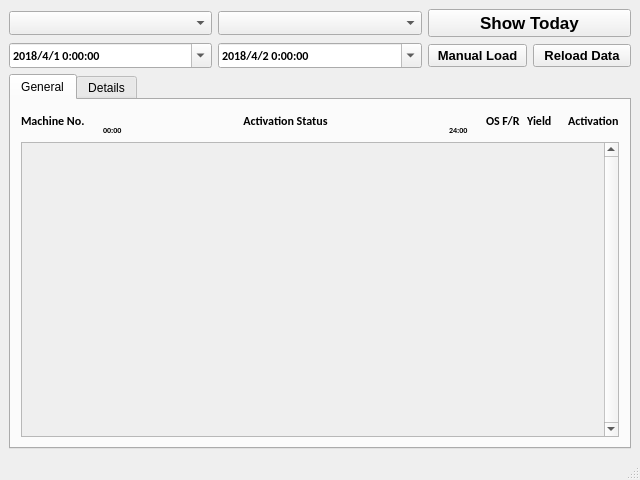
The window that face/gfc_electrical_failure_monitor/activation_monitor.ui (zylo117/ZombieZoo) describes before a commit, drawn with Qt 5.
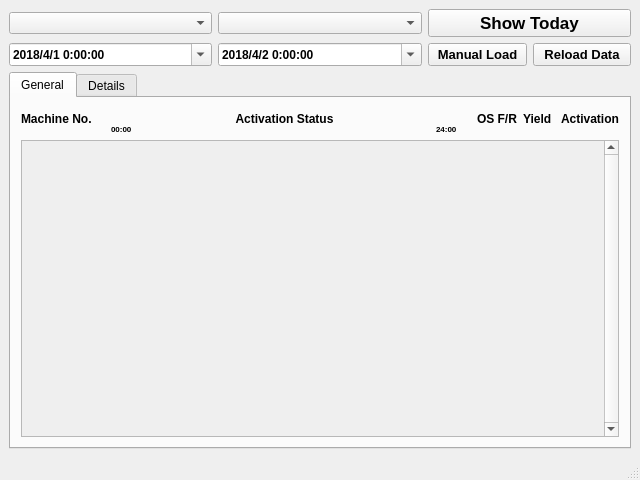
The same window after the commit. The open tabs and pages were chosen to show the change. Icons and pictures are not drawn.

Diff of the .ui file:
```diff
--- a/face/gfc_electrical_failure_monitor/activation_monitor.ui
+++ b/face/gfc_electrical_failure_monitor/activation_monitor.ui
@@ -34,7 +34,7 @@
          <widget class="QPushButton" name="manual_load_data">
           <property name="font">
            <font>
-            <family>Lucida Grande</family>
+            <family>Helvetica Neue</family>
             <pointsize>10</pointsize>
             <weight>75</weight>
             <bold>true</bold>
@@ -49,7 +49,7 @@
          <widget class="QPushButton" name="reload">
           <property name="font">
            <font>
-            <family>Lucida Grande</family>
+            <family>Helvetica Neue</family>
             <pointsize>10</pointsize>
             <weight>75</weight>
             <bold>true</bold>
@@ -66,7 +66,7 @@
        <widget class="QComboBox" name="mac_type_select">
         <property name="font">
          <font>
-          <family>Calibri</family>
+          <family>Helvetica Neue</family>
           <weight>75</weight>
           <bold>true</bold>
          </font>
@@ -77,7 +77,7 @@
        <widget class="QComboBox" name="category_select">
         <property name="font">
          <font>
-          <family>Calibri</family>
+          <family>Helvetica Neue</family>
           <weight>75</weight>
           <bold>true</bold>
          </font>
@@ -91,7 +91,7 @@
        <widget class="QDateTimeEdit" name="from_time">
         <property name="font">
          <font>
-          <family>Calibri</family>
+          <family>Helvetica Neue</family>
           <weight>75</weight>
           <bold>true</bold>
          </font>
@@ -118,7 +118,7 @@
        <widget class="QDateTimeEdit" name="to_time">
         <property name="font">
          <font>
-          <family>Calibri</family>
+          <family>Helvetica Neue</family>
           <weight>75</weight>
           <bold>true</bold>
          </font>
@@ -160,6 +160,11 @@
     </item>
     <item>
      <widget class="QTabWidget" name="tabWidget">
+      <property name="font">
+       <font>
+        <family>Helvetica Neue</family>
+       </font>
+      </property>
       <property name="currentIndex">
        <number>1</number>
       </property>
@@ -192,7 +197,7 @@
             </property>
             <property name="font">
              <font>
-              <family>Calibri</family>
+              <family>Helvetica Neue</family>
               <pointsize>9</pointsize>
               <weight>75</weight>
               <bold>true</bold>
@@ -207,7 +212,7 @@
            <widget class="QLabel" name="label_3">
             <property name="font">
              <font>
-              <family>Calibri</family>
+              <family>Helvetica Neue</family>
               <weight>75</weight>
               <bold>true</bold>
              </font>
@@ -221,7 +226,7 @@
            <widget class="QLabel" name="from_time_stamp">
             <property name="font">
              <font>
-              <family>Calibri</family>
+              <family>Helvetica Neue</family>
               <pointsize>6</pointsize>
               <weight>75</weight>
               <bold>true</bold>
@@ -239,7 +244,7 @@
            <widget class="QLabel" name="label_activation_status_example">
             <property name="font">
              <font>
-              <family>Calibri</family>
+              <family>Helvetica Neue</family>
               <pointsize>9</pointsize>
               <weight>75</weight>
               <bold>true</bold>
@@ -257,7 +262,7 @@
            <widget class="QLabel" name="to_time_stamp">
             <property name="font">
              <font>
-              <family>Calibri</family>
+              <family>Helvetica Neue</family>
               <pointsize>6</pointsize>
               <weight>75</weight>
               <bold>true</bold>
@@ -275,7 +280,7 @@
            <widget class="QLabel" name="label_4">
             <property name="font">
              <font>
-              <family>Calibri</family>
+              <family>Helvetica Neue</family>
               <weight>75</weight>
               <bold>true</bold>
              </font>
@@ -289,7 +294,7 @@
            <widget class="QLabel" name="label_osfr_val_example">
             <property name="font">
              <font>
-              <family>Calibri</family>
+              <family>Helvetica Neue</family>
               <pointsize>9</pointsize>
               <weight>75</weight>
               <bold>true</bold>
@@ -307,7 +312,7 @@
            <widget class="QLabel" name="label_yield_val_example">
             <property name="font">
              <font>
-              <family>Calibri</family>
+              <family>Helvetica Neue</family>
               <pointsize>9</pointsize>
               <weight>75</weight>
               <bold>true</bold>
@@ -325,7 +330,7 @@
            <widget class="QLabel" name="label_activation_val_example">
             <property name="font">
              <font>
-              <family>Calibri</family>
+              <family>Helvetica Neue</family>
               <pointsize>9</pointsize>
               <weight>75</weight>
               <bold>true</bold>
@@ -350,7 +355,7 @@
             </property>
             <property name="font">
              <font>
-              <family>Calibri</family>
+              <family>Helvetica Neue</family>
               <weight>75</weight>
               <bold>true</bold>
              </font>
```
Left out of the diff: 4 changed lines with no effect on the pictures.
